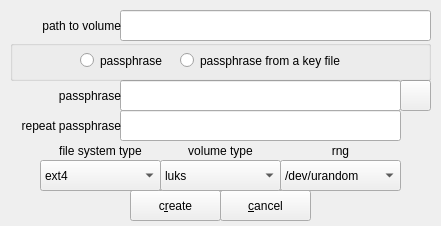
Before: the Qt Designer form zuluCrypt-gui/createpartition.ui in mhogomchungu/zuluCrypt, drawn with Qt 5.
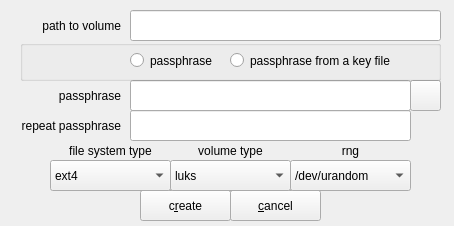
After: the same form once the commit is applied.

The edit to the form file:
```diff
--- a/zuluCrypt-gui/createpartition.ui
+++ b/zuluCrypt-gui/createpartition.ui
@@ -9,7 +9,7 @@
    <rect>
     <x>0</x>
     <y>0</y>
-    <width>441</width>
+    <width>454</width>
     <height>226</height>
    </rect>
   </property>
@@ -19,7 +19,7 @@
   <widget class="QLineEdit" name="lineEditVolumePath">
    <property name="geometry">
     <rect>
-     <x>120</x>
+     <x>130</x>
      <y>10</y>
      <width>311</width>
      <height>31</height>
@@ -29,9 +29,9 @@
   <widget class="QLabel" name="labelVolumePath">
    <property name="geometry">
     <rect>
-     <x>10</x>
+     <x>20</x>
      <y>10</y>
-     <width>111</width>
+     <width>101</width>
      <height>31</height>
     </rect>
    </property>
@@ -45,7 +45,7 @@
   <widget class="QPushButton" name="pbCreate">
    <property name="geometry">
     <rect>
-     <x>130</x>
+     <x>140</x>
      <y>190</y>
      <width>91</width>
      <height>31</height>
@@ -64,7 +64,7 @@
   <widget class="QPushButton" name="pbCancel">
    <property name="geometry">
     <rect>
-     <x>220</x>
+     <x>230</x>
      <y>190</y>
      <width>91</width>
      <height>31</height>
@@ -80,7 +80,7 @@
   <widget class="QLineEdit" name="lineEditPassphrase1">
    <property name="geometry">
     <rect>
-     <x>120</x>
+     <x>130</x>
      <y>80</y>
      <width>281</width>
      <height>31</height>
@@ -106,7 +106,7 @@
   <widget class="QLineEdit" name="lineEditPassPhrase2">
    <property name="geometry">
     <rect>
-     <x>120</x>
+     <x>130</x>
      <y>110</y>
      <width>281</width>
      <height>31</height>
@@ -132,7 +132,7 @@
   <widget class="QPushButton" name="pbOpenKeyFile">
    <property name="geometry">
     <rect>
-     <x>400</x>
+     <x>410</x>
      <y>80</y>
      <width>31</width>
      <height>31</height>
@@ -148,7 +148,7 @@
   <widget class="QGroupBox" name="groupBox_3">
    <property name="geometry">
     <rect>
-     <x>10</x>
+     <x>20</x>
      <y>40</y>
      <width>421</width>
      <height>41</height>
@@ -160,7 +160,7 @@
    <widget class="QRadioButton" name="rbPassphrase">
     <property name="geometry">
      <rect>
-      <x>70</x>
+      <x>110</x>
       <y>10</y>
       <width>95</width>
       <height>21</height>
@@ -173,9 +173,9 @@
    <widget class="QRadioButton" name="rbPassphraseFromFile">
     <property name="geometry">
      <rect>
-      <x>170</x>
+      <x>210</x>
       <y>10</y>
-      <width>211</width>
+      <width>201</width>
       <height>21</height>
      </rect>
     </property>
@@ -187,7 +187,7 @@
   <widget class="QLabel" name="labelfs">
    <property name="geometry">
     <rect>
-     <x>40</x>
+     <x>50</x>
      <y>140</y>
      <width>121</width>
      <height>21</height>
@@ -203,7 +203,7 @@
   <widget class="QComboBox" name="comboBoxFS">
    <property name="geometry">
     <rect>
-     <x>40</x>
+     <x>50</x>
      <y>160</y>
      <width>121</width>
      <height>31</height>
@@ -228,7 +228,7 @@
   <widget class="QLabel" name="labelvolumetype">
    <property name="geometry">
     <rect>
-     <x>160</x>
+     <x>170</x>
      <y>140</y>
      <width>121</width>
      <height>21</height>
@@ -244,7 +244,7 @@
   <widget class="QComboBox" name="comboBoxVolumeType">
    <property name="geometry">
     <rect>
-     <x>160</x>
+     <x>170</x>
      <y>160</y>
      <width>121</width>
      <height>31</height>
@@ -267,7 +267,7 @@
   <widget class="QLabel" name="labelrng">
    <property name="geometry">
     <rect>
-     <x>280</x>
+     <x>290</x>
      <y>140</y>
      <width>121</width>
      <height>21</height>
@@ -283,7 +283,7 @@
   <widget class="QComboBox" name="comboBoxRNG">
    <property name="geometry">
     <rect>
-     <x>280</x>
+     <x>290</x>
      <y>160</y>
      <width>121</width>
      <height>31</height>
```
